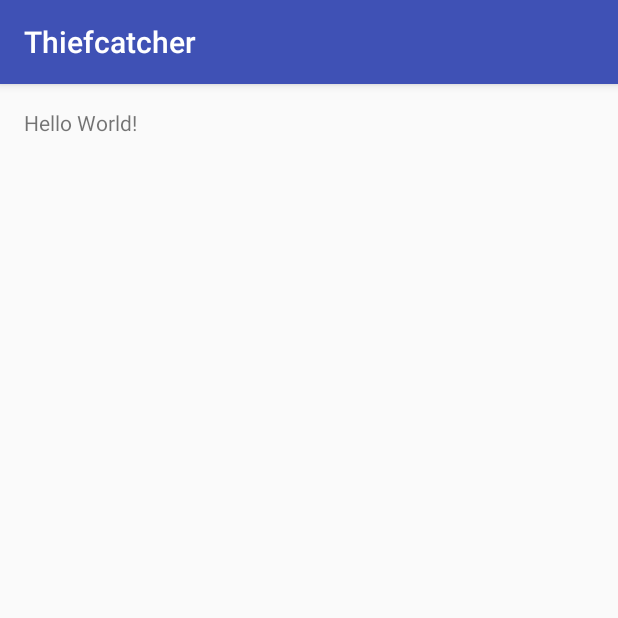
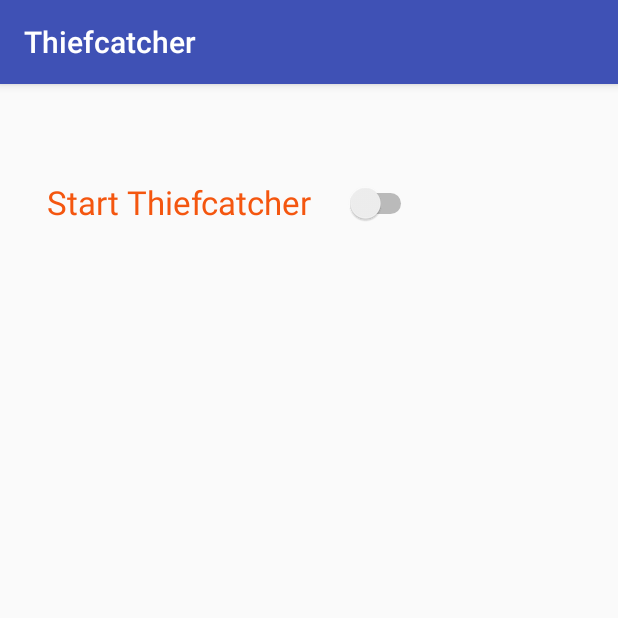
Before and after one commit to amitiwary999/ThiefCatcher, an Android app: the screen it shows after launch (MainActivity), on a phone screen of 412 x 824 dp, the top half of it. Run offline under Robolectric (Android 15) with nearby library versions, the phone set to English and light mode, and no system bars; 4 statements that could not run were skipped.

Commit message:
Some changes in UI

```diff
--- a/app/src/main/java/com/example/amit/thiefcatcher/Headphonereceiver.java
+++ b/app/src/main/java/com/example/amit/thiefcatcher/Headphonereceiver.java
@@ -3,8 +3,10 @@ package com.example.amit.thiefcatcher;
 import android.content.BroadcastReceiver;
 import android.content.Context;
 import android.content.Intent;
+import android.content.SharedPreferences;
 import android.media.MediaPlayer;
 import android.text.TextUtils;
+import android.widget.Toast;
 
 import com.google.android.gms.awareness.fence.FenceState;
 
@@ -14,29 +16,37 @@ import com.google.android.gms.awareness.fence.FenceState;
 public class Headphonereceiver extends BroadcastReceiver {
     MediaPlayer song;
     int check=0;
+    private SharedPreferences myPrefs;
+    private static final int MODE_WORLD_READABLE = 1;
     @Override
     public void onReceive(Context context, Intent intent) {
         FenceState fenceState = FenceState.extract(intent);
+        myPrefs = context.getSharedPreferences("myPrefs", MODE_WORLD_READABLE);
+        String headphoneMode=myPrefs.getString("mode", "not retrieved");
+        if(headphoneMode.equals("on")) {
 
             if (TextUtils.equals(fenceState.getFenceKey(), "headphoneFenceKey")) {
                 switch (fenceState.getCurrentState()) {
                     case FenceState.TRUE:
-                    if(check==1){
+                        if (check == 1) {
                             song.release();
                         }
 
                         break;
                     case FenceState.FALSE:
-                    song=MediaPlayer.create(context,R.raw.sng);
+                        song = MediaPlayer.create(context, R.raw.sng);
                         song.start();
-                    check=1;
+                        check = 1;
                         break;
                     case FenceState.UNKNOWN:
-                    song=MediaPlayer.create(context,R.raw.sng);
+                        song = MediaPlayer.create(context, R.raw.sng);
                         song.start();
-                    check=1;
+                        check = 1;
                         break;
                 }
+            }
+        }else{
+            Toast.makeText(context,"Off mode",Toast.LENGTH_LONG).show();
         }
 
     }
--- a/app/src/main/java/com/example/amit/thiefcatcher/MainActivity.java
+++ b/app/src/main/java/com/example/amit/thiefcatcher/MainActivity.java
@@ -5,6 +5,7 @@ import android.content.BroadcastReceiver;
 import android.content.Context;
 import android.content.Intent;
 import android.content.IntentFilter;
+import android.content.SharedPreferences;
 import android.media.MediaPlayer;
 import android.nfc.Tag;
 import android.support.annotation.NonNull;
@@ -12,7 +13,10 @@ import android.support.v7.app.AppCompatActivity;
 import android.os.Bundle;
 import android.text.TextUtils;
 import android.util.Log;
+import android.widget.CompoundButton;
+import android.widget.Switch;
 import android.widget.TextView;
+import android.widget.Toast;
 
 import com.google.android.gms.awareness.Awareness;
 import com.google.android.gms.awareness.fence.AwarenessFence;
@@ -26,9 +30,11 @@ import com.google.android.gms.common.api.ResultCallbacks;
 import com.google.android.gms.common.api.Status;
 
 public class MainActivity extends AppCompatActivity {
+    private SharedPreferences myPrefs;
+    private SharedPreferences.Editor editor;
     private static final String FENCE_RECEIVER_ACTION = "FENCE_RECEIVE";
     private GoogleApiClient mGoogleApiClient;
-   // MediaPlayer oursong;
+    private Switch myswitch;
     private Headphonereceiver receiver;
   // private HeadphoneFenceBroadcastReceiver fenceReceiver;
     private PendingIntent mFencePendingIntent;
@@ -51,7 +57,24 @@ public class MainActivity extends AppCompatActivity {
                 10001,
                 intent,
                 0);
-        txt=(TextView)findViewById(R.id.txt);
+       // txt=(TextView)findViewById(R.id.txt);
+        myPrefs = this.getSharedPreferences("myPrefs", MODE_PRIVATE);
+        editor=myPrefs.edit();
+        editor.commit();
+        myswitch=(Switch)findViewById(R.id.switch1);
+        myswitch.setOnCheckedChangeListener(new CompoundButton.OnCheckedChangeListener() {
+            @Override
+            public void onCheckedChanged(CompoundButton compoundButton, boolean isChecked) {
+                if(isChecked){
+                    editor.putString("mode", "on");
+                    editor.commit();
+                }else{
+                    editor.putString("mode", "off");
+                    editor.commit();
+                }
+
+            }
+        });
     }
     private void registerFences() {
         // Create a fence.
@@ -65,11 +88,11 @@ public class MainActivity extends AppCompatActivity {
                     @Override
                     public void onResult(@NonNull Status status) {
                         if (status.isSuccess()) {
-                           // Log.i(Tag, "Fence was successfully registered.");
-                            txt.setText("Ok");
+                            Toast.makeText(MainActivity.this,"Successfully registered headphone",Toast.LENGTH_LONG).show();
+                          // txt.setText("Headphone successfully registered");
                         } else {
-                           // Log.e(TAG, "Fence could not be registered: " + status);
-                            txt.setText("Wrong");
+                            Toast.makeText(MainActivity.this,"Headphone not registered ",Toast.LENGTH_LONG).show();
+                           // txt.setText("Headphone not registered");
                         }
                     }
                 });
--- a/app/src/main/res/layout/activity_main.xml
+++ b/app/src/main/res/layout/activity_main.xml
@@ -9,9 +9,25 @@
     android:paddingTop="@dimen/activity_vertical_margin"
     tools:context="com.example.amit.thiefcatcher.MainActivity">
 
+
     <TextView
         android:layout_width="wrap_content"
         android:layout_height="wrap_content"
-        android:text="Hello World!"
-        android:id="@+id/txt"/>
+        android:layout_marginTop="48dp"
+        android:text="Start Thiefcatcher"
+        android:textColor="#f4560f"
+        android:layout_marginLeft="15dp"
+        android:textSize="22dp"
+        android:id="@+id/textView" />
+
+    <Switch
+        android:layout_width="wrap_content"
+        android:layout_height="wrap_content"
+
+        android:id="@+id/switch1"
+        android:layout_marginTop="50dp"
+        android:layout_marginLeft="22dp"
+        android:layout_toEndOf="@+id/textView" />
+
+
 </RelativeLayout>
```
Also changed, not shown: 90 other files. Lines whose indentation alone changed are shown as unchanged.
